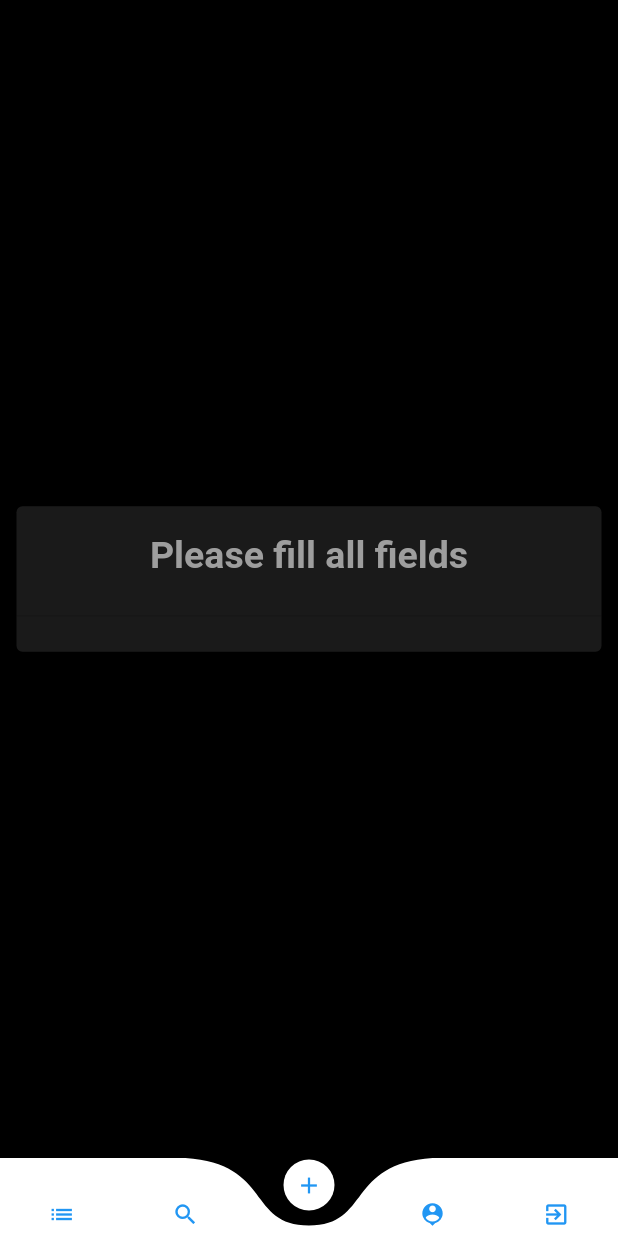
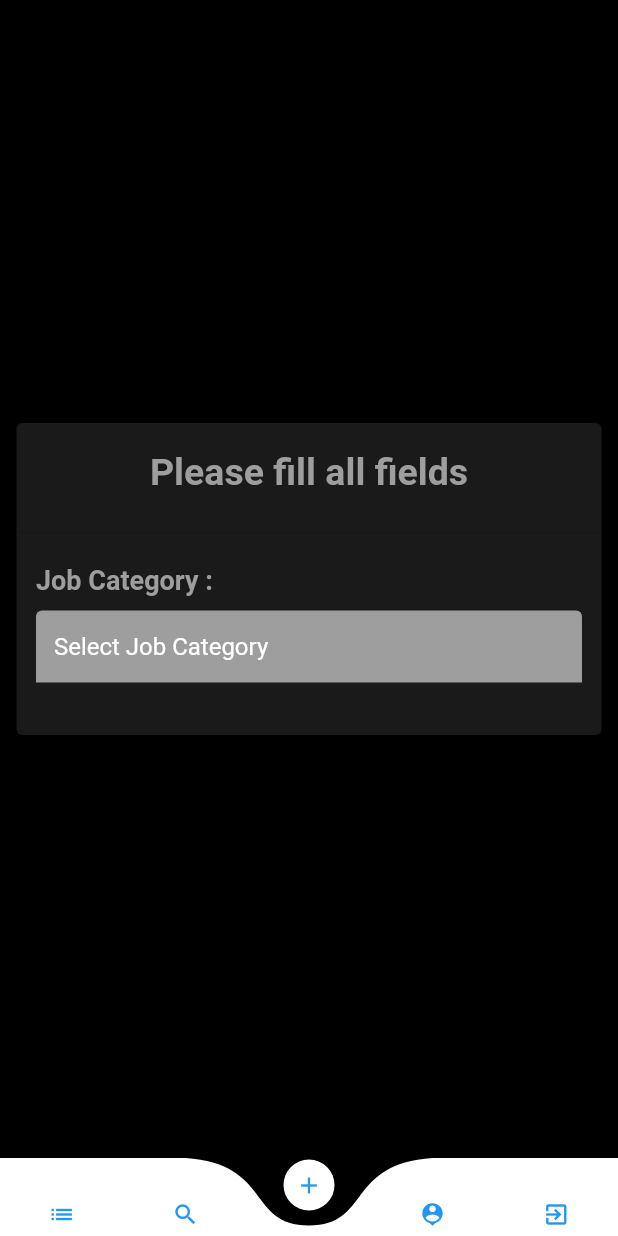
Before and after one commit to emorilebo/curious_connect, a Flutter app: the UploadJobNow screen opened directly, on a phone screen of 412 x 824 dp. Run offline on Flutter 3.47's test engine with Material 2 defaults, Android fonts, the phone set to English and light mode, and no system bars; drawn by our look-alikes of curved_navigation_bar; our stand-ins replace cached_network_image, cloud_firestore, firebase_auth, firebase_core, firebase_storage, fluttertoast and 2 more; accounts and stored records are empty; network calls fail.

Commit message:
UPDATE upload job with job category

```diff
--- a/lib/jobs/upload_job.dart
+++ b/lib/jobs/upload_job.dart
@@ -11,10 +11,10 @@ class UploadJobNow extends StatefulWidget {
 }
 
 class _UploadJobNowState extends State<UploadJobNow> {
-  TextEditingController _taskCategoryController =
+  TextEditingController _jobCategoryController =
       TextEditingController(text: 'Select Job Category');
-  TextEditingController _taskTitleController = TextEditingController();
-  TextEditingController _taskDescriptionController = TextEditingController();
+  TextEditingController _jobTitleController = TextEditingController();
+  TextEditingController _jobDescriptionController = TextEditingController();
   TextEditingController _deadlineDateController =
       TextEditingController(text: "Job Deadline Date");
 
@@ -26,9 +26,9 @@ class _UploadJobNowState extends State<UploadJobNow> {
   @override
   void dispose() {
     super.dispose();
-    _taskCategoryController.dispose();
-    _taskTitleController.dispose();
-    _taskDescriptionController.dispose();
+    _jobCategoryController.dispose();
+    _jobTitleController.dispose();
+    _jobDescriptionController.dispose();
     _deadlineDateController.dispose();
   }
 
@@ -75,7 +75,18 @@ class _UploadJobNowState extends State<UploadJobNow> {
                       key: _formKey,
                       child: Column(
                         crossAxisAlignment: CrossAxisAlignment.start,
-                        children: [],
+                        children: [
+                          _textTitles(label: "Job Category :"),
+                          _textFormFields(
+                            valueKey: 'JobCategory',
+                            controller: _jobCategoryController,
+                            enabled: false,
+                            fct: () {
+                              _showTaskCategoryDialog(size: size);
+                            },
+                            maxLength: 100,
+                          ),
+                        ],
                       ),
                     ),
                   ),
@@ -154,7 +165,7 @@ class _UploadJobNowState extends State<UploadJobNow> {
                     return InkWell(
                       onTap: () {
                         setState(() {
-                          _taskCategoryController.text =
+                          _jobCategoryController.text =
                               Persistent.taskCategoryList[index];
                         });
                         Navigator.pop(context);
--- a/lib/main.dart
+++ b/lib/main.dart
@@ -1,6 +1,5 @@
 import 'package:flutter/material.dart';
 import 'package:firebase_core/firebase_core.dart';
-import 'package:linkedin_clone/auth/register.dart';
 import 'package:linkedin_clone/user_state.dart';
 
 void main() {
```
